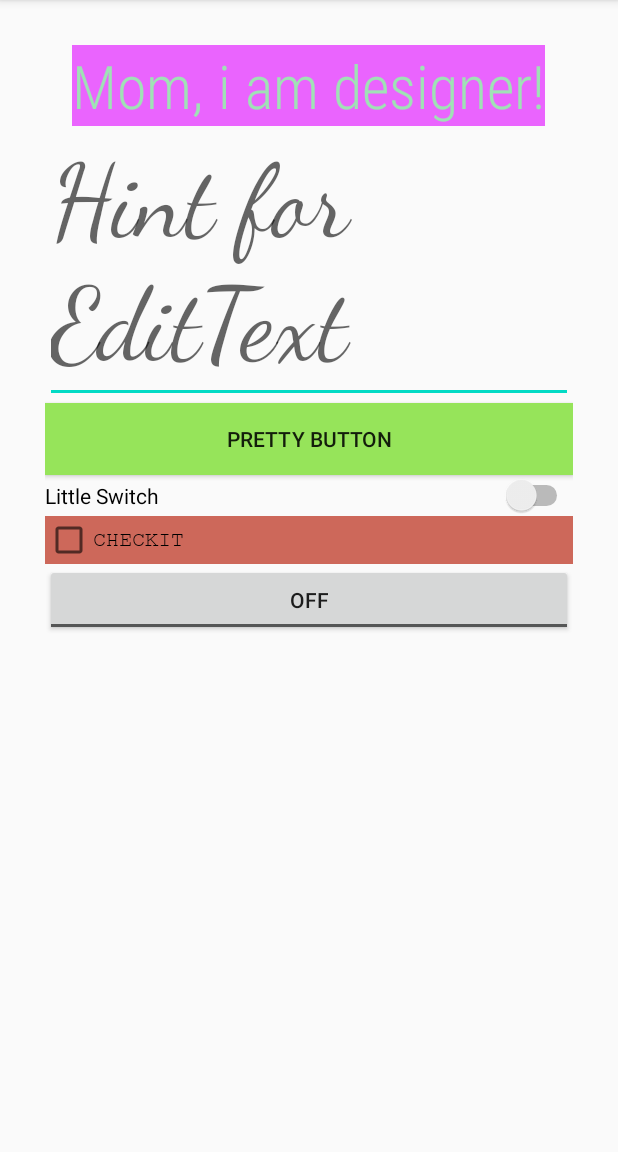
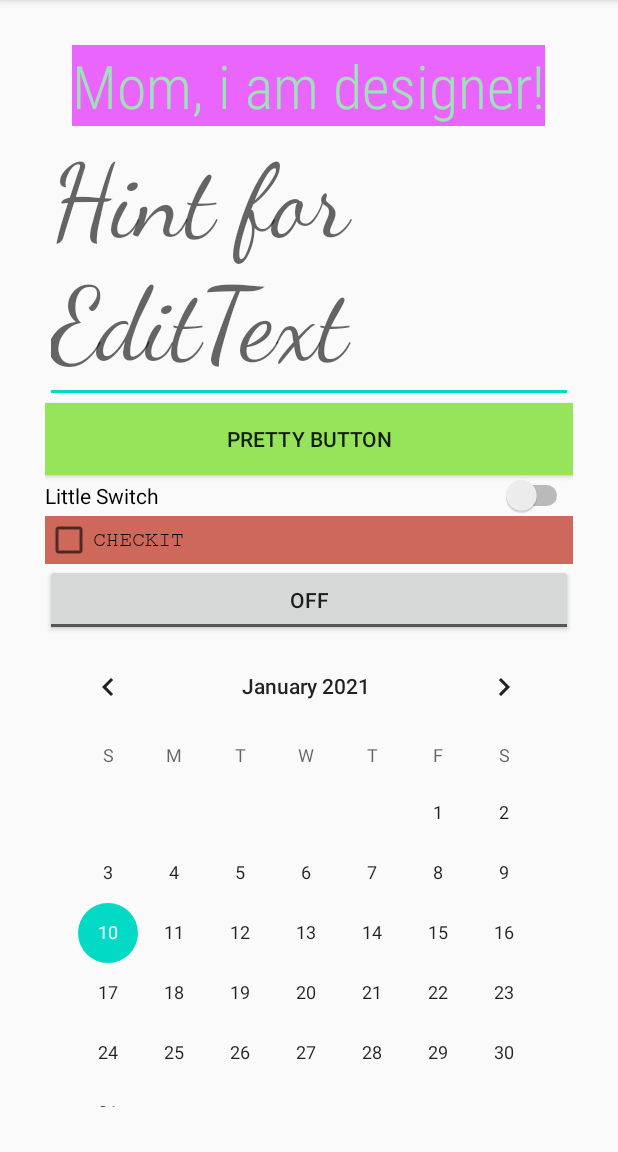
Before and after one commit to krayman/AndroHW, an Android app: the screen it shows after launch (MainActivity), on a phone screen of 412 x 824 dp, the part 84-1236 px from its top. Run offline under Robolectric (Android 15) with nearby library versions, the phone set to English and light mode, and no system bars.

Commit message:
Задание 3

```diff
--- a/app/src/main/res/layout/activity_main.xml
+++ b/app/src/main/res/layout/activity_main.xml
@@ -58,6 +58,10 @@
         android:layout_width="match_parent"
         android:layout_height="wrap_content"
         android:text="Toggler"
+        />
 
+    <CalendarView
+        android:layout_width="wrap_content"
+        android:layout_height="wrap_content"
         />
 </LinearLayout>
```
Also changed, not shown: app/src/main/res/layout/activity_main3.xml (added, +18 -0 lines).
